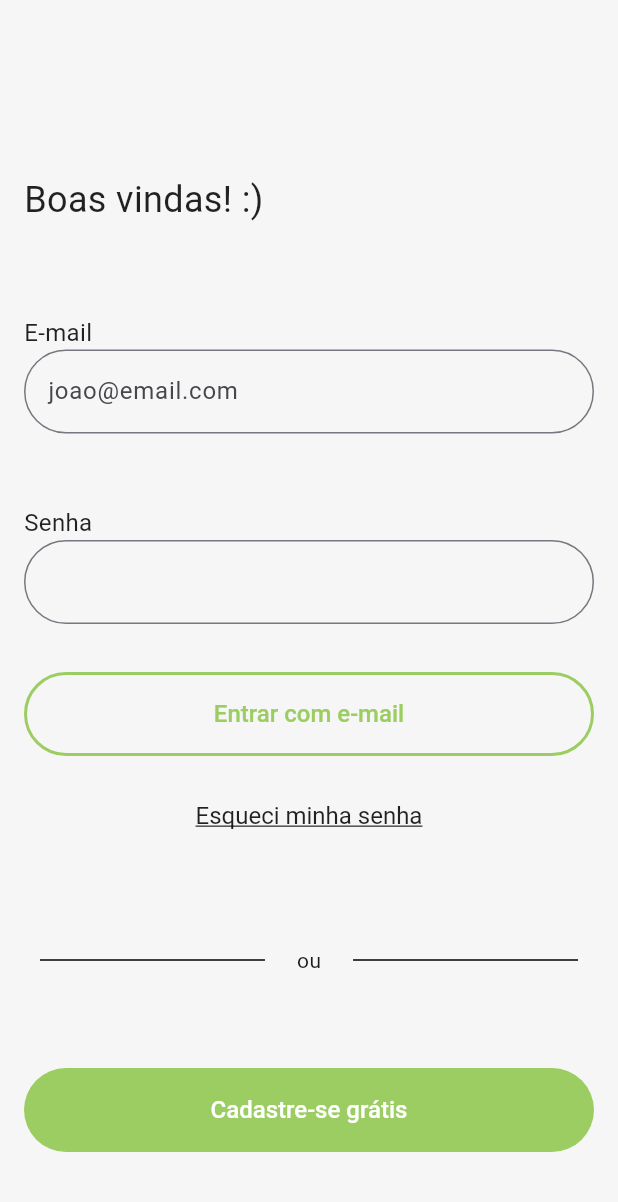
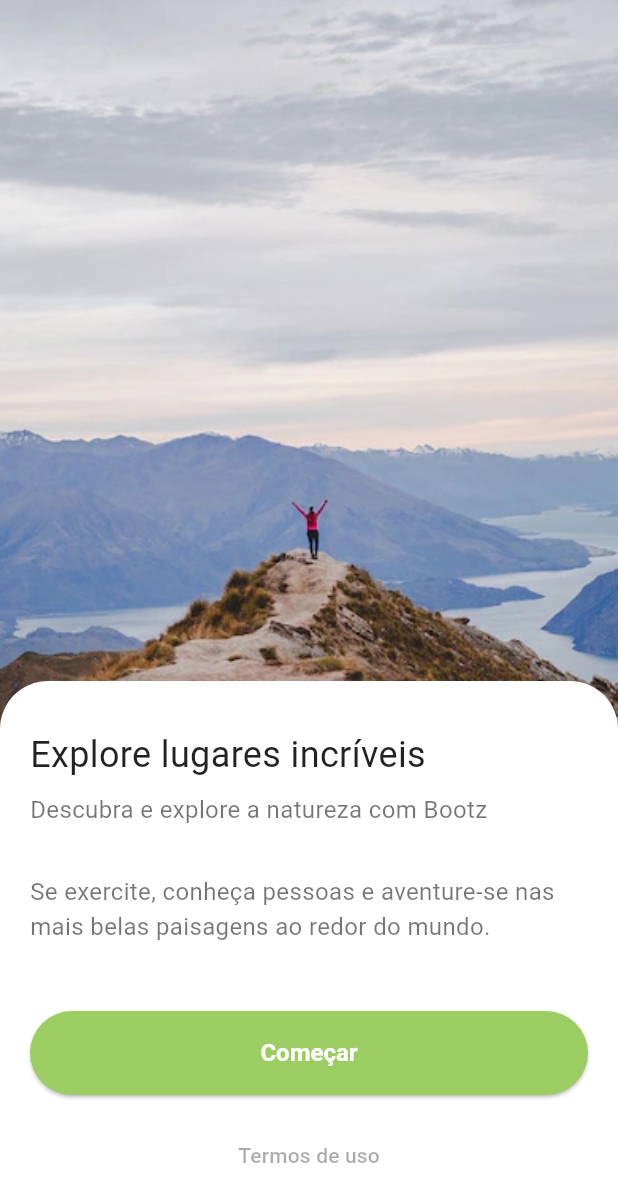
Before and after one commit to jaumzitz/bootz, a Flutter app: the screen it shows after launch, on a phone screen of 412 x 824 dp. Shown: the top 1202 px of the screen. Run offline on Flutter 3.47's test engine with Material 3 defaults, Android fonts, the phone set to English and light mode, and no system bars.

Commit message:
feat - onboarding screen

```diff
--- a/lib/main.dart
+++ b/lib/main.dart
@@ -1,6 +1,4 @@
-import 'dart:ui';
-
-import 'package:bootz_test/screens/LoginPageScreen.dart';
+import 'package:bootz_test/screens/onBoarding.dart';
 import 'package:flutter/material.dart';
 
 void main() {
@@ -34,7 +32,8 @@ class MyApp extends StatelessWidget {
         colorScheme: ColorScheme.fromSeed(seedColor: Colors.deepPurple),
         useMaterial3: true,
       ),
-      home: const LoginPage(),
+      // home: const LoginPage(),
+      home: const OnboardingScreen(),
     );
   }
 }
--- /dev/null
+++ b/lib/screens/onBoarding.dart
@@ -0,0 +1,90 @@
+import 'package:bootz_test/screens/LoginPageScreen.dart';
+import 'package:flutter/material.dart';
+
+class OnboardingScreen extends StatelessWidget {
+  const OnboardingScreen({super.key});
+
+  @override
+  Widget build(BuildContext context) {
+    return Scaffold(
+      body: Stack(
+        alignment: AlignmentDirectional.bottomEnd,
+        children: [
+          Image.asset(
+            'assets/images/onboarding.png',
+            fit: BoxFit.cover,
+            height: double.infinity,
+            width: double.infinity,
+            alignment: Alignment.center,
+          ),
+          Container(
+            height: 370,
+            decoration: const BoxDecoration(
+                color: Colors.white,
+                borderRadius: BorderRadius.only(
+                    topLeft: Radius.circular(32),
+                    topRight: Radius.circular(32))),
+            child: Padding(
+              padding: const EdgeInsets.fromLTRB(20, 32, 20, 0),
+              child: Column(
+                crossAxisAlignment: CrossAxisAlignment.start,
+                children: [
+                  const Text(
+                    'Explore lugares incríveis',
+                    style: TextStyle(
+                        color: Colors.black87,
+                        fontSize: 24,
+                        decoration: TextDecoration.none),
+                  ),
+                  const SizedBox(
+                    height: 8,
+                  ),
+                  const Text(
+                    'Descubra e explore a natureza com Bootz',
+                    style: TextStyle(
+                        color: Colors.black54,
+                        fontSize: 16,
+                        decoration: TextDecoration.none),
+                  ),
+                  const SizedBox(
+                    height: 32,
+                  ),
+                  const Text(
+                    'Se exercite, conheça pessoas e aventure-se nas mais belas paisagens ao redor do mundo.',
+                    style: TextStyle(
+                        color: Colors.black54,
+                        fontSize: 16,
+                        decoration: TextDecoration.none),
+                  ),
+                  const SizedBox(
+                    height: 45,
+                  ),
+                  ElevatedButton(
+                    onPressed: () {
+                      Navigator.push(context, MaterialPageRoute(builder: (contextNew) => LoginPage()));
+                    },
+                    style: const ButtonStyle(
+                        fixedSize: MaterialStatePropertyAll(Size(400, 56)),
+                        textStyle: MaterialStatePropertyAll(TextStyle(
+                            fontSize: 16, fontWeight: FontWeight.w500)),
+                        backgroundColor:
+                            MaterialStatePropertyAll(Color(0xFF9CCD62)),
+                        overlayColor:
+                            MaterialStatePropertyAll(Color(0xFF5F8E29))),
+                    child: const Text(
+                      'Começar',
+                      style: TextStyle(
+                          fontWeight: FontWeight.w600, color: Colors.white),
+                    ),
+                  ),
+                  const SizedBox(height: 16),
+                  const Center(child: TextButton(onPressed: null, child: Text('Termos de uso')))
+                ],
+              ),
+            ),
+          ),
+        ],
+      ),
+    );
+  }
+}
--- a/pubspec.yaml
+++ b/pubspec.yaml
@@ -62,6 +62,8 @@ flutter:
   # assets:
   #   - images/a_dot_burr.jpeg
   #   - images/a_dot_ham.jpeg
+  assets:
+    - assets/images/
 
   # An image asset can refer to one or more resolution-specific "variants", see
   # https://flutter.dev/assets-and-images/#resolution-aware
```
Also changed, not shown: lib/screens/LoginPageScreen.dart (+41 -10 lines), assets/images/onboarding.png (added).
